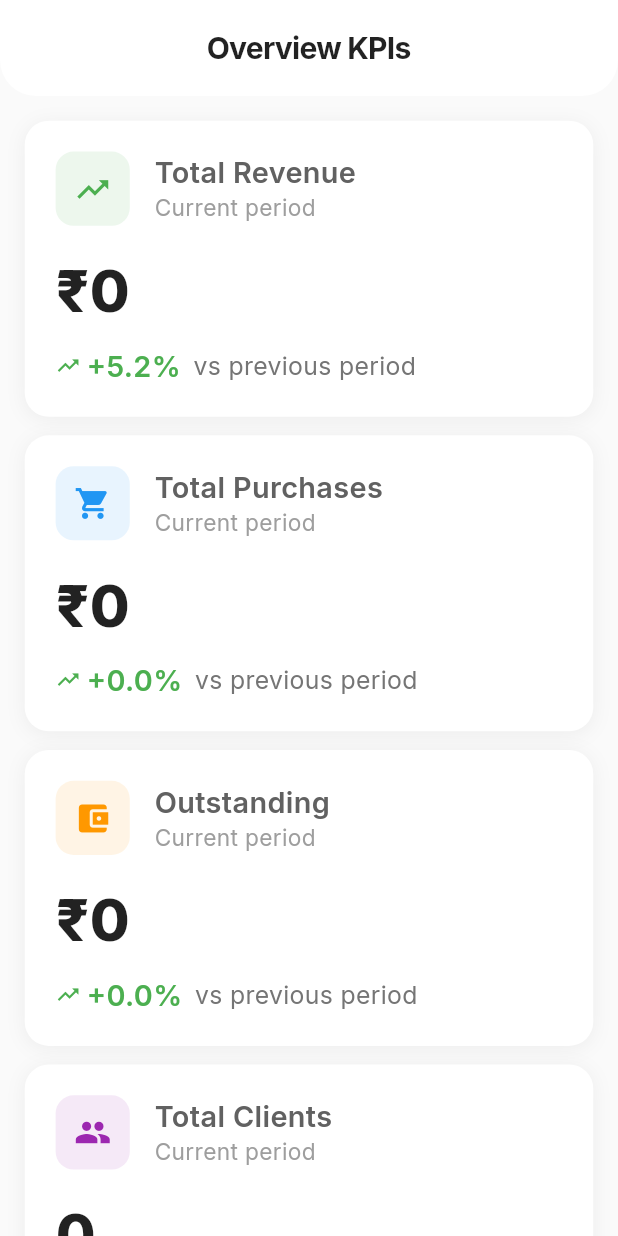
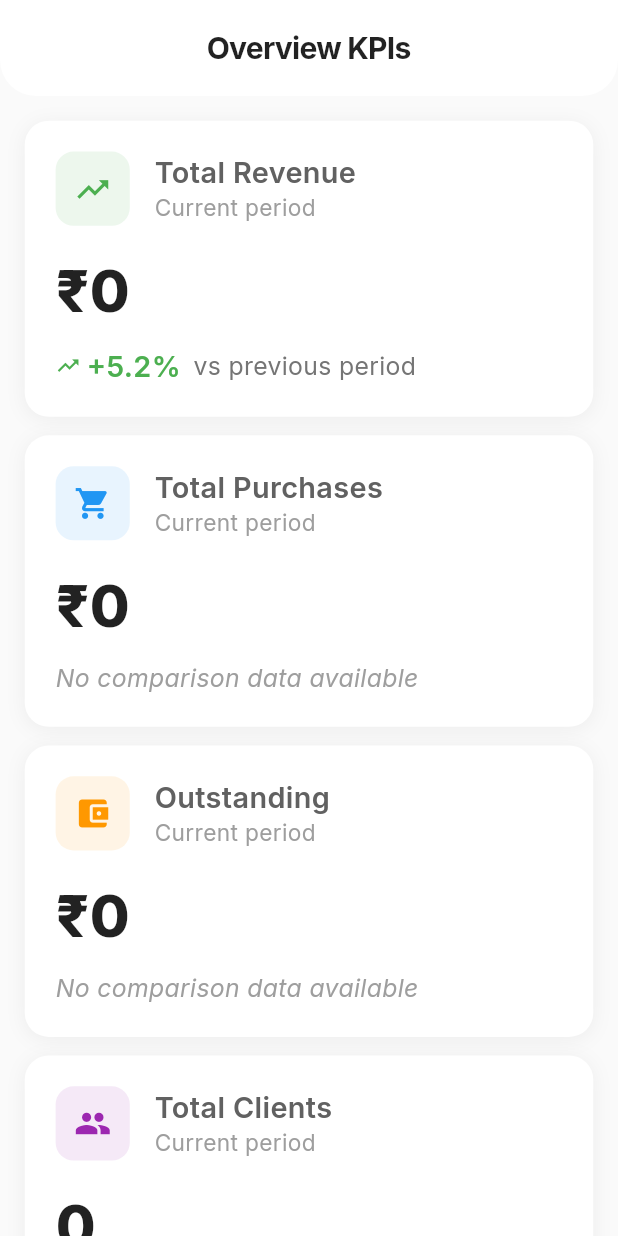
Before and after one commit to Sarthak030506/invoiceflow, a Flutter app: the OverviewKpisScreen screen opened directly with empty values, on a phone screen of 412 x 824 dp. Run offline on Flutter 3.47's test engine with Material 3 defaults, Android fonts, the phone set to English and light mode, and no system bars; our stand-ins replace cached_network_image, cloud_firestore, contacts_service, csv, dio, file_picker and 15 more; accounts and stored records are empty.

Commit message:
fix: Hide hardcoded growth percentages when no comparison data exists
Problem: Overview KPIs were showing "0.0% vs previous period" for all metrics
even when no actual trend data was available, making it look like hardcoded values.

Solution:
- Only display trend indicator when change != 0.0
- Show "No comparison data available" message when change is 0
- Provides clearer UX about data availability

Most metrics (Purchases, Outstanding, Clients, Invoices, Items) don't have
trend calculation implemented yet, so they now show the appropriate message
instead of misleading "0.0%" growth.

🤖 Generated with [Claude Code](https://claude.com/claude-code)

Co-Authored-By: Claude <noreply@anthropic.com>

```diff
--- a/lib/presentation/analytics_redesign/overview_kpis_screen.dart
+++ b/lib/presentation/analytics_redesign/overview_kpis_screen.dart
@@ -241,6 +241,8 @@ class _OverviewKpisScreenState extends State<OverviewKpisScreen> {
             ),
           ),
           SizedBox(height: 2.w),
+          // Only show trend if there's actual change data
+          if (change != 0.0)
             Row(
               children: [
                 Icon(
@@ -266,6 +268,15 @@ class _OverviewKpisScreenState extends State<OverviewKpisScreen> {
                   ),
                 ),
               ],
+            )
+          else
+            Text(
+              'No comparison data available',
+              style: TextStyle(
+                fontSize: 12.sp,
+                color: Colors.grey.shade500,
+                fontStyle: FontStyle.italic,
+              ),
             ),
         ],
       ),
```
Lines whose indentation alone changed are shown as unchanged.
